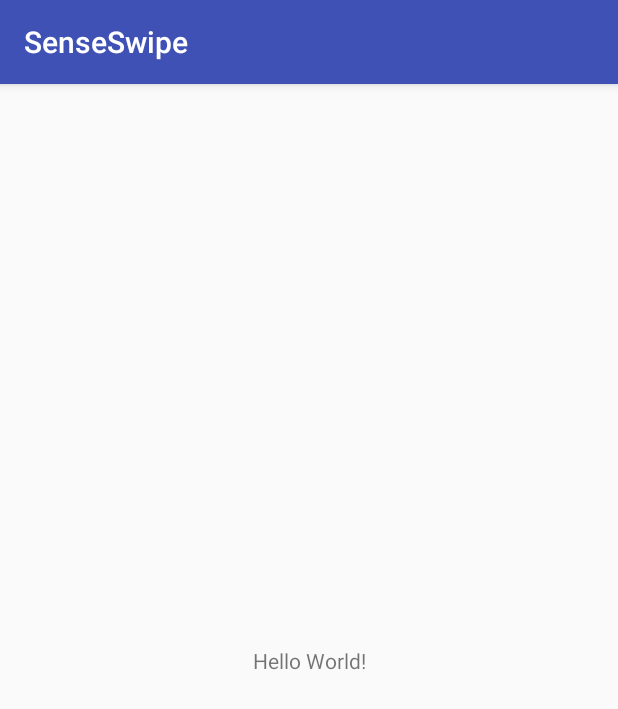
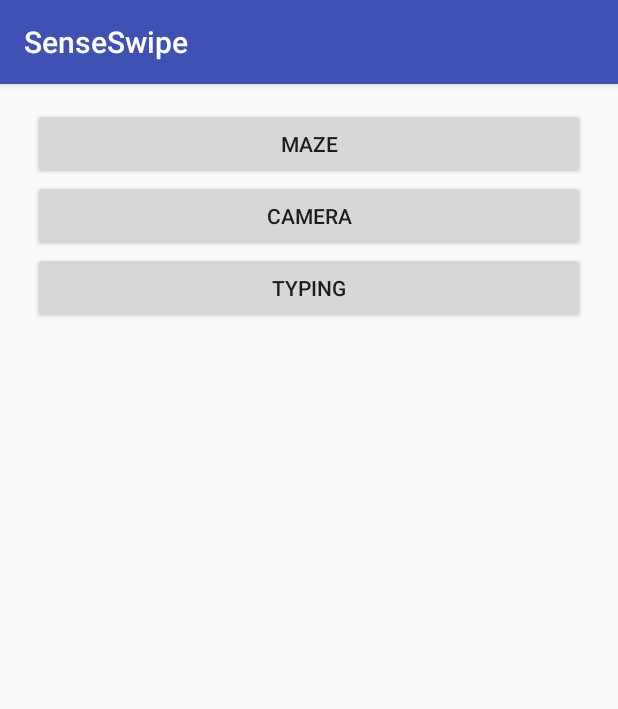
Before and after one commit to stralucira/SenseSwipe, an Android app: the screen it shows after launch (MainActivity), on a phone screen of 412 x 824 dp. Shown: the top 709 px of the screen. Run offline under Robolectric (Android 15) with nearby library versions, the phone set to English and light mode, and no system bars.

Commit message:
Added buttons to main activity view

```diff
--- a/app/src/main/res/layout/activity_main.xml
+++ b/app/src/main/res/layout/activity_main.xml
@@ -6,13 +6,41 @@
     android:layout_height="match_parent"
     tools:context=".MainActivity">
 
-    <TextView
-        android:layout_width="wrap_content"
+    <Button
+        android:id="@+id/button_maze"
+        android:layout_width="368dp"
         android:layout_height="wrap_content"
-        android:text="Hello World!"
-        app:layout_constraintBottom_toBottomOf="parent"
-        app:layout_constraintLeft_toLeftOf="parent"
-        app:layout_constraintRight_toRightOf="parent"
-        app:layout_constraintTop_toTopOf="parent" />
+        android:layout_marginEnd="16dp"
+        android:layout_marginStart="16dp"
+        android:layout_marginTop="16dp"
+        android:text="@string/main_maze_button"
+        app:layout_constraintBottom_toTopOf="@+id/button_camera"
+        app:layout_constraintEnd_toEndOf="parent"
+        app:layout_constraintStart_toStartOf="parent"
+        app:layout_constraintTop_toTopOf="parent"
+        app:layout_constraintVertical_chainStyle="packed" />
+
+    <Button
+        android:id="@+id/button_camera"
+        android:layout_width="368dp"
+        android:layout_height="wrap_content"
+        android:layout_marginEnd="16dp"
+        android:layout_marginStart="16dp"
+        android:text="@string/main_camera_button"
+        app:layout_constraintBottom_toTopOf="@+id/button_typing"
+        app:layout_constraintEnd_toEndOf="parent"
+        app:layout_constraintStart_toStartOf="parent"
+        app:layout_constraintTop_toBottomOf="@+id/button_maze" />
+
+    <Button
+        android:id="@+id/button_typing"
+        android:layout_width="368dp"
+        android:layout_height="wrap_content"
+        android:layout_marginEnd="16dp"
+        android:layout_marginStart="16dp"
+        android:text="@string/main_typing_button"
+        app:layout_constraintEnd_toEndOf="parent"
+        app:layout_constraintStart_toStartOf="parent"
+        app:layout_constraintTop_toBottomOf="@+id/button_camera" />
 
 </android.support.constraint.ConstraintLayout>
--- a/app/src/main/res/values/strings.xml
+++ b/app/src/main/res/values/strings.xml
@@ -1,3 +1,6 @@
 <resources>
     <string name="app_name">SenseSwipe</string>
+    <string name="main_maze_button">Maze</string>
+    <string name="main_camera_button">Camera</string>
+    <string name="main_typing_button">Typing</string>
 </resources>
```
